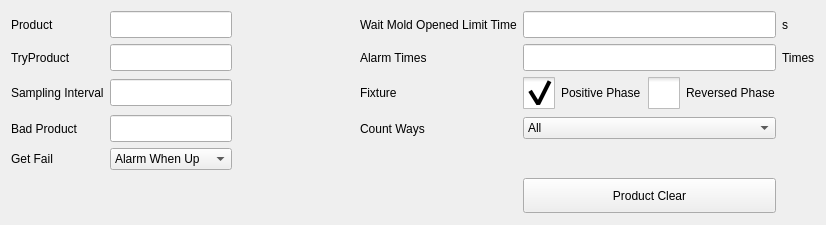
dongdong-2009/3-5AxisRobot, file hcsettings/ichcproductsettingframe_5.ui: the form before one commit.
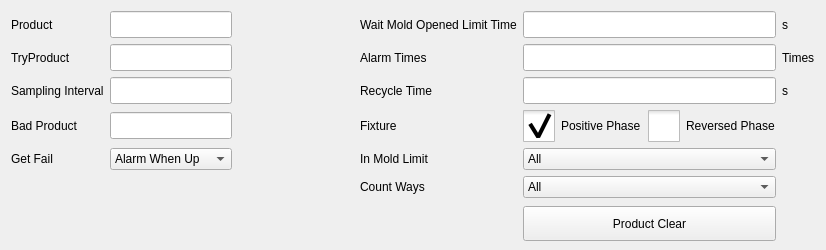
The form after the commit. Icons and pictures are not drawn. Custom widgets are drawn as their Qt base class.

Diff of the .ui file:
```diff
--- a/hcsettings/ichcproductsettingframe_5.ui
+++ b/hcsettings/ichcproductsettingframe_5.ui
@@ -7,7 +7,7 @@
     <x>0</x>
     <y>0</y>
     <width>826</width>
-    <height>225</height>
+    <height>250</height>
    </rect>
   </property>
   <property name="windowTitle">
@@ -20,29 +20,6 @@
    <enum>QFrame::Plain</enum>
   </property>
   <layout class="QGridLayout" name="gridLayout">
-   <item row="1" column="5">
-    <widget class="ICLineEditWithVirtualNumericKeypad" name="alarmTimesEdit">
-     <property name="minimumSize">
-      <size>
-       <width>0</width>
-       <height>27</height>
-      </size>
-     </property>
-     <property name="maximumSize">
-      <size>
-       <width>16777215</width>
-       <height>27</height>
-      </size>
-     </property>
-    </widget>
-   </item>
-   <item row="1" column="3">
-    <widget class="QLabel" name="label_5">
-     <property name="text">
-      <string>Alarm Times</string>
-     </property>
-    </widget>
-   </item>
    <item row="1" column="6">
     <widget class="QLabel" name="label_6">
      <property name="text">
@@ -89,6 +66,182 @@
      </property>
     </widget>
    </item>
+   <item row="4" column="3">
+    <widget class="QLabel" name="label_19">
+     <property name="styleSheet">
+      <string notr="true">height:27px ;</string>
+     </property>
+     <property name="text">
+      <string>In Mold Limit</string>
+     </property>
+    </widget>
+   </item>
+   <item row="1" column="5">
+    <widget class="ICLineEditWithVirtualNumericKeypad" name="alarmTimesEdit">
+     <property name="minimumSize">
+      <size>
+       <width>0</width>
+       <height>27</height>
+      </size>
+     </property>
+     <property name="maximumSize">
+      <size>
+       <width>16777215</width>
+       <height>27</height>
+      </size>
+     </property>
+    </widget>
+   </item>
+   <item row="1" column="3">
+    <widget class="QLabel" name="label_5">
+     <property name="text">
+      <string>Alarm Times</string>
+     </property>
+    </widget>
+   </item>
+   <item row="3" column="3">
+    <widget class="QLabel" name="label_17">
+     <property name="styleSheet">
+      <string notr="true">height:27px ;</string>
+     </property>
+     <property name="text">
+      <string>Fixture</string>
+     </property>
+    </widget>
+   </item>
+   <item row="3" column="5">
+    <layout class="QHBoxLayout" name="horizontalLayout_2">
+     <item>
+      <widget class="QCheckBox" name="positiveCheckBox">
+       <property name="styleSheet">
+        <string notr="true">::indicator {
+     width: 32px;
+     height: 32px;
+ }
+
+::indicator:unchecked 
+{
+     image: url(:/resource/check_unchecked.png);
+ }
+::indicator:checked 
+{
+     image: url(:/resource/check_checked.png);
+ }
+
+QRadioButton::indicator:checked:disabled
+{
+ image: url(:/resource/check_checked_disable.png);
+}
+
+QRadioButton::indicator:unchecked:disabled
+{
+ image: url(:/resource/check_unchecked_disable.png);
+}</string>
+       </property>
+       <property name="text">
+        <string>Positive Phase</string>
+       </property>
+       <property name="checked">
+        <bool>true</bool>
+       </property>
+       <attribute name="buttonGroup">
+        <string notr="true">buttonGroup</string>
+       </attribute>
+      </widget>
+     </item>
+     <item>
+      <widget class="QCheckBox" name="reversedCheckBox">
+       <property name="acceptDrops">
+        <bool>false</bool>
+       </property>
+       <property name="autoFillBackground">
+        <bool>false</bool>
+       </property>
+       <property name="styleSheet">
+        <string notr="true">::indicator {
+     width: 32px;
+     height: 32px;
+ }
+
+::indicator:unchecked 
+{
+     image: url(:/resource/check_unchecked.png);
+ }
+::indicator:checked 
+{
+     image: url(:/resource/check_checked.png);
+ }
+
+QRadioButton::indicator:checked:disabled
+{
+ image: url(:/resource/check_checked_disable.png);
+}
+
+QRadioButton::indicator:unchecked:disabled
+{
+ image: url(:/resource/check_unchecked_disable.png);
+}</string>
+       </property>
+       <property name="text">
+        <string>Reversed Phase</string>
+       </property>
+       <property name="checkable">
+        <bool>true</bool>
+       </property>
+       <property name="checked">
+        <bool>false</bool>
+       </property>
+       <attribute name="buttonGroup">
+        <string notr="true">buttonGroup</string>
+       </attribute>
+      </widget>
+     </item>
+    </layout>
+   </item>
+   <item row="5" column="3">
+    <widget class="QLabel" name="label_18">
+     <property name="styleSheet">
+      <string notr="true">height:27px ;</string>
+     </property>
+     <property name="text">
+      <string>Count Ways</string>
+     </property>
+    </widget>
+   </item>
+   <item row="5" column="5">
+    <widget class="ICComboBox" name="countUnitBox">
+     <item>
+      <property name="text">
+       <string>All</string>
+      </property>
+     </item>
+     <item>
+      <property name="text">
+       <string>Good</string>
+      </property>
+     </item>
+     <item>
+      <property name="text">
+       <string>Stack-1</string>
+      </property>
+     </item>
+     <item>
+      <property name="text">
+       <string>Stack-2</string>
+      </property>
+     </item>
+     <item>
+      <property name="text">
+       <string>Stack-3</string>
+      </property>
+     </item>
+     <item>
+      <property name="text">
+       <string>Stack-4</string>
+      </property>
+     </item>
+    </widget>
+   </item>
    <item row="0" column="2">
     <spacer name="horizontalSpacer">
      <property name="orientation">
@@ -116,7 +269,7 @@
      </property>
     </widget>
    </item>
-   <item row="6" column="5">
+   <item row="8" column="5">
     <widget class="QPushButton" name="productClearButton">
      <property name="minimumSize">
       <size>
@@ -148,6 +301,86 @@
      </property>
     </widget>
    </item>
+   <item row="0" column="5">
+    <widget class="ICLineEditWithVirtualNumericKeypad" name="waitTimeEdit">
+     <property name="minimumSize">
+      <size>
+       <width>0</width>
+       <height>27</height>
+      </size>
+     </property>
+     <property name="maximumSize">
+      <size>
+       <width>16777215</width>
+       <height>27</height>
+      </size>
+     </property>
+    </widget>
+   </item>
+   <item row="4" column="5">
+    <widget class="ICComboBox" name="fixtureComboBox">
+     <item>
+      <property name="text">
+       <string>All</string>
+      </property>
+     </item>
+     <item>
+      <property name="text">
+       <string>Good</string>
+      </property>
+     </item>
+     <item>
+      <property name="text">
+       <string>Stack-1</string>
+      </property>
+     </item>
+     <item>
+      <property name="text">
+       <string>Stack-2</string>
+      </property>
+     </item>
+     <item>
+      <property name="text">
+       <string>Stack-3</string>
+      </property>
+     </item>
+     <item>
+      <property name="text">
+       <string>Stack-4</string>
+      </property>
+     </item>
+    </widget>
+   </item>
+   <item row="2" column="3">
+    <widget class="QLabel" name="label_11">
+     <property name="text">
+      <string>Recycle Time</string>
+     </property>
+    </widget>
+   </item>
+   <item row="2" column="5">
+    <widget class="ICLineEditWithVirtualNumericKeypad" name="recycleTimeEdit">
+     <property name="minimumSize">
+      <size>
+       <width>0</width>
+       <height>27</height>
+      </size>
+     </property>
+     <property name="maximumSize">
+      <size>
+       <width>16777215</width>
+       <height>27</height>
+      </size>
+     </property>
+    </widget>
+   </item>
+   <item row="2" column="6">
+    <widget class="QLabel" name="label_12">
+     <property name="text">
+      <string>s</string>
+     </property>
+    </widget>
+   </item>
    <item row="2" column="0">
     <widget class="QLabel" name="label_8">
      <property name="text">
@@ -155,22 +388,6 @@
      </property>
     </widget>
    </item>
-   <item row="0" column="5">
-    <widget class="ICLineEditWithVirtualNumericKeypad" name="waitTimeEdit">
-     <property name="minimumSize">
-      <size>
-       <width>0</width>
-       <height>27</height>
-      </size>
-     </property>
-     <property name="maximumSize">
-      <size>
-       <width>16777215</width>
-       <height>27</height>
-      </size>
-     </property>
-    </widget>
-   </item>
    <item row="2" column="1">
     <widget class="ICLineEditWithVirtualNumericKeypad" name="samplingEdit">
      <property name="minimumSize">
@@ -187,170 +404,6 @@
      </property>
     </widget>
    </item>
-   <item row="2" column="3">
-    <widget class="QLabel" name="label_17">
-     <property name="styleSheet">
-      <string notr="true">height:27px ;</string>
-     </property>
-     <property name="text">
-      <string>Fixture</string>
-     </property>
-    </widget>
-   </item>
-   <item row="2" column="5">
-    <layout class="QHBoxLayout" name="horizontalLayout_2">
-     <item>
-      <widget class="QCheckBox" name="positiveCheckBox">
-       <property name="styleSheet">
-        <string notr="true">::indicator {
-     width: 32px;
-     height: 32px;
- }
-
-::indicator:unchecked 
-{
-     image: url(:/resource/check_unchecked.png);
- }
-::indicator:checked 
-{
-     image: url(:/resource/check_checked.png);
- }
-
-QRadioButton::indicator:checked:disabled
-{
- image: url(:/resource/check_checked_disable.png);
-}
-
-QRadioButton::indicator:unchecked:disabled
-{
- image: url(:/resource/check_unchecked_disable.png);
-}</string>
-       </property>
-       <property name="text">
-        <string>Positive Phase</string>
-       </property>
-       <property name="checked">
-        <bool>true</bool>
-       </property>
-       <attribute name="buttonGroup">
-        <string notr="true">buttonGroup</string>
-       </attribute>
-      </widget>
-     </item>
-     <item>
-      <widget class="QCheckBox" name="reversedCheckBox">
-       <property name="acceptDrops">
-        <bool>false</bool>
-       </property>
-       <property name="autoFillBackground">
-        <bool>false</bool>
-       </property>
-       <property name="styleSheet">
-        <string notr="true">::indicator {
-     width: 32px;
-     height: 32px;
- }
-
-::indicator:unchecked 
-{
-     image: url(:/resource/check_unchecked.png);
- }
-::indicator:checked 
-{
-     image: url(:/resource/check_checked.png);
- }
-
-QRadioButton::indicator:checked:disabled
-{
- image: url(:/resource/check_checked_disable.png);
-}
-
-QRadioButton::indicator:unchecked:disabled
-{
- image: url(:/resource/check_unchecked_disable.png);
-}</string>
-       </property>
-       <property name="text">
-        <string>Reversed Phase</string>
-       </property>
-       <property name="checkable">
-        <bool>true</bool>
-       </property>
-       <property name="checked">
-        <bool>false</bool>
-       </property>
-       <attribute name="buttonGroup">
-        <string notr="true">buttonGroup</string>
-       </attribute>
-      </widget>
-     </item>
-    </layout>
-   </item>
-   <item row="5" column="0">
-    <widget class="QLabel" name="label_10">
-     <property name="text">
-      <string>Get Fail</string>
-     </property>
-    </widget>
-   </item>
-   <item row="5" column="1">
-    <widget class="ICComboBox" name="getFailWay">
-     <item>
-      <property name="text">
-       <string>Alarm When Up</string>
-      </property>
-     </item>
-     <item>
-      <property name="text">
-       <string>Alarm Once</string>
-      </property>
-     </item>
-    </widget>
-   </item>
-   <item row="3" column="3">
-    <widget class="QLabel" name="label_18">
-     <property name="styleSheet">
-      <string notr="true">height:27px ;</string>
-     </property>
-     <property name="text">
-      <string>Count Ways</string>
-     </property>
-    </widget>
-   </item>
-   <item row="3" column="5">
-    <widget class="ICComboBox" name="countUnitBox">
-     <item>
-      <property name="text">
-       <string>All</string>
-      </property>
-     </item>
-     <item>
-      <property name="text">
-       <string>Good</string>
-      </property>
-     </item>
-     <item>
-      <property name="text">
-       <string>Stack-1</string>
-      </property>
-     </item>
-     <item>
-      <property name="text">
-       <string>Stack-2</string>
-      </property>
-     </item>
-     <item>
-      <property name="text">
-       <string>Stack-3</string>
-      </property>
-     </item>
-     <item>
-      <property name="text">
-       <string>Stack-4</string>
-      </property>
-     </item>
-    </widget>
-   </item>
    <item row="3" column="0">
     <widget class="QLabel" name="label_9">
      <property name="text">
@@ -374,6 +427,27 @@
      </property>
     </widget>
    </item>
+   <item row="4" column="0">
+    <widget class="QLabel" name="label_10">
+     <property name="text">
+      <string>Get Fail</string>
+     </property>
+    </widget>
+   </item>
+   <item row="4" column="1">
+    <widget class="ICComboBox" name="getFailWay">
+     <item>
+      <property name="text">
+       <string>Alarm When Up</string>
+      </property>
+     </item>
+     <item>
+      <property name="text">
+       <string>Alarm Once</string>
+      </property>
+     </item>
+    </widget>
+   </item>
   </layout>
  </widget>
  <customwidgets>
```
